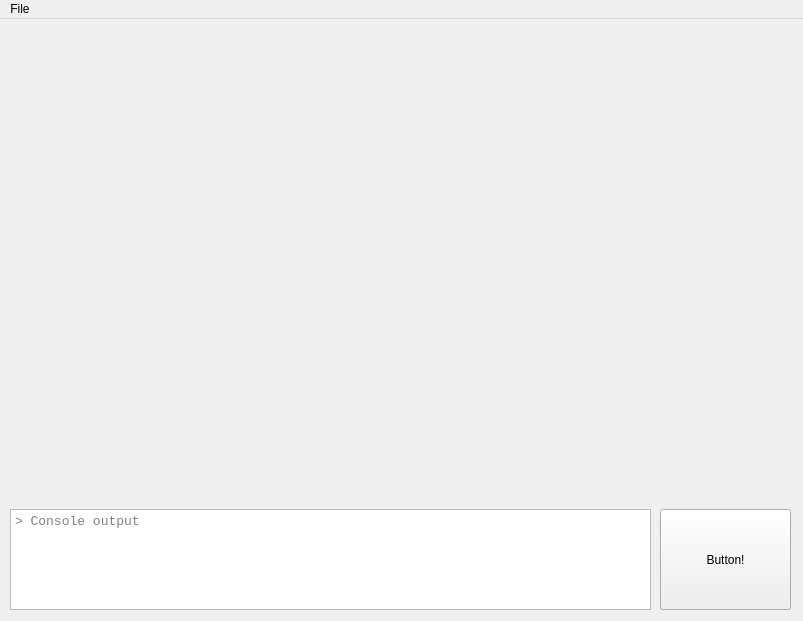
First picture: the form in Editor/maineditorwindow.ui, repository gnleece/Dogwood, before the edit.
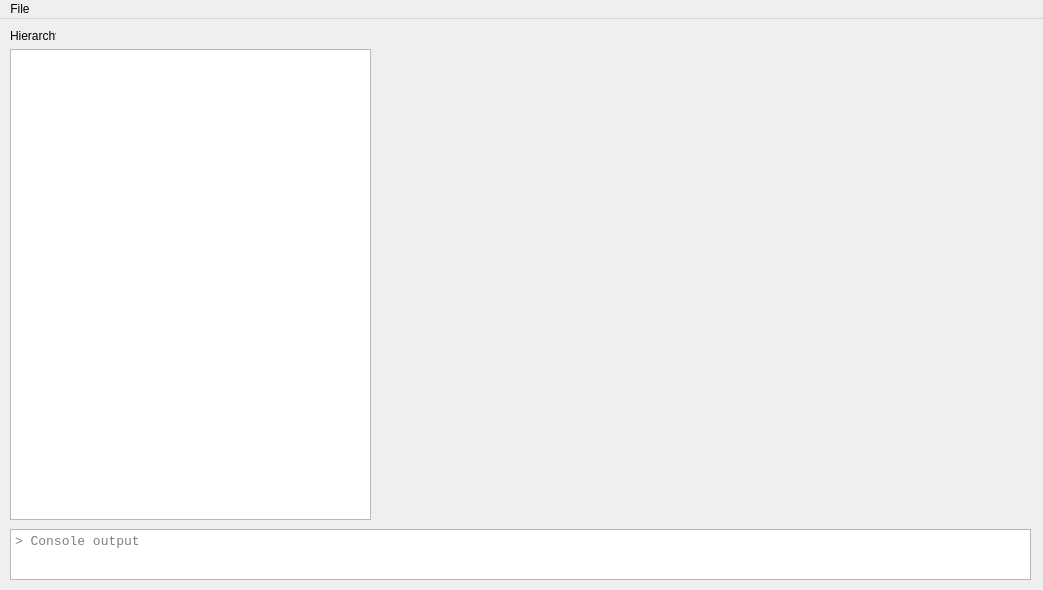
Second picture: the form after the edit.

What changed in the file:
```diff
--- a/Editor/maineditorwindow.ui
+++ b/Editor/maineditorwindow.ui
@@ -6,10 +6,16 @@
    <rect>
     <x>0</x>
     <y>0</y>
-    <width>803</width>
-    <height>621</height>
+    <width>1043</width>
+    <height>590</height>
    </rect>
   </property>
+  <property name="minimumSize">
+   <size>
+    <width>0</width>
+    <height>0</height>
+   </size>
+  </property>
   <property name="windowTitle">
    <string>Dogwood Editor</string>
   </property>
@@ -17,21 +23,48 @@
    <widget class="QWidget" name="verticalLayoutWidget">
     <property name="geometry">
      <rect>
-      <x>10</x>
+      <x>390</x>
       <y>10</y>
-      <width>781</width>
+      <width>641</width>
+      <height>491</height>
+     </rect>
+    </property>
+    <layout class="QVBoxLayout" name="verticalLayout">
+     <property name="sizeConstraint">
+      <enum>QLayout::SetMinAndMaxSize</enum>
+     </property>
+    </layout>
+   </widget>
+   <widget class="QTreeView" name="treeView">
+    <property name="geometry">
+     <rect>
+      <x>10</x>
+      <y>30</y>
+      <width>361</width>
       <height>471</height>
      </rect>
     </property>
-    <layout class="QVBoxLayout" name="verticalLayout"/>
+   </widget>
+   <widget class="QLabel" name="label">
+    <property name="geometry">
+     <rect>
+      <x>10</x>
+      <y>10</y>
+      <width>46</width>
+      <height>13</height>
+     </rect>
+    </property>
+    <property name="text">
+     <string>Hierarchy</string>
+    </property>
    </widget>
    <widget class="QTextEdit" name="textEdit">
     <property name="geometry">
      <rect>
       <x>10</x>
-      <y>490</y>
-      <width>641</width>
-      <height>101</height>
+      <y>510</y>
+      <width>1021</width>
+      <height>51</height>
      </rect>
     </property>
     <property name="font">
@@ -44,26 +77,13 @@
      <string>&gt; Console output</string>
     </property>
    </widget>
-   <widget class="QPushButton" name="pushButton">
-    <property name="geometry">
-     <rect>
-      <x>660</x>
-      <y>490</y>
-      <width>131</width>
-      <height>101</height>
-     </rect>
-    </property>
-    <property name="text">
-     <string>Button!</string>
-    </property>
-   </widget>
   </widget>
   <widget class="QMenuBar" name="menuBar">
    <property name="geometry">
     <rect>
      <x>0</x>
      <y>0</y>
-     <width>803</width>
+     <width>1043</width>
      <height>21</height>
     </rect>
    </property>
```
